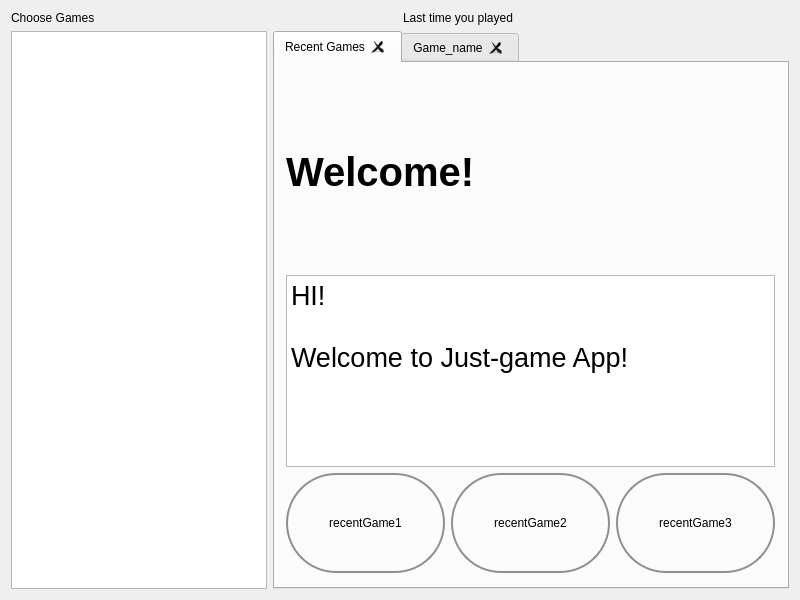
The window that Just-Game-app/widget.ui (rinha7/Just-Game-app) describes before a commit, drawn with Qt 5.
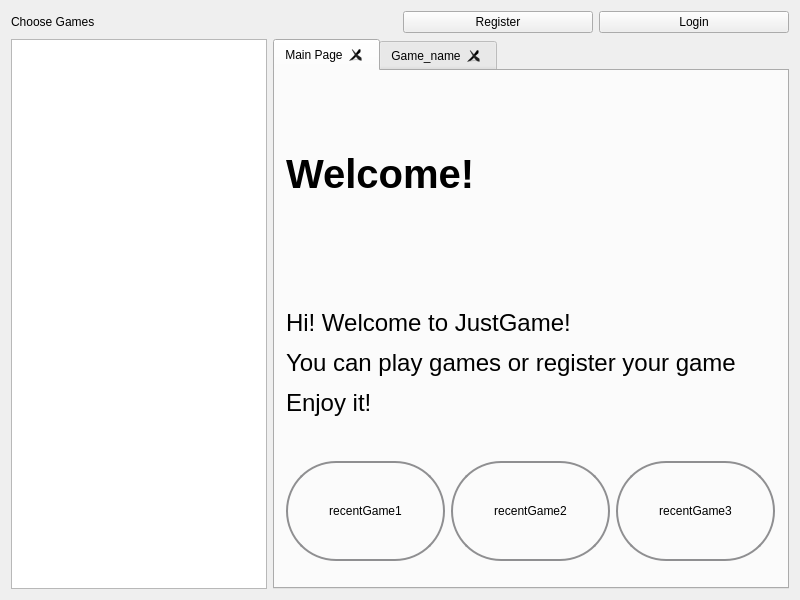
The same window after the commit.

```diff
--- a/Just-Game-app/widget.ui
+++ b/Just-Game-app/widget.ui
@@ -30,17 +30,22 @@
       </widget>
      </item>
      <item>
-      <widget class="QLabel" name="label">
-       <property name="sizePolicy">
-        <sizepolicy hsizetype="Minimum" vsizetype="Minimum">
-         <horstretch>0</horstretch>
-         <verstretch>0</verstretch>
-        </sizepolicy>
-       </property>
-       <property name="text">
-        <string>Last time you played</string>
-       </property>
-      </widget>
+      <layout class="QHBoxLayout" name="horizontalLayout_4">
+       <item>
+        <widget class="QPushButton" name="registerbtn">
+         <property name="text">
+          <string>Register</string>
+         </property>
+        </widget>
+       </item>
+       <item>
+        <widget class="QPushButton" name="loginbtn">
+         <property name="text">
+          <string>Login</string>
+         </property>
+        </widget>
+       </item>
+      </layout>
      </item>
     </layout>
    </item>
@@ -75,7 +80,7 @@
        </property>
        <widget class="QWidget" name="tab">
         <attribute name="title">
-         <string>Recent Games</string>
+         <string>Main Page</string>
         </attribute>
         <widget class="QWidget" name="verticalLayoutWidget">
          <property name="geometry">
@@ -102,35 +107,24 @@
            </widget>
           </item>
           <item>
-           <widget class="QTextBrowser" name="textBrowser">
-            <property name="enabled">
-             <bool>true</bool>
+           <widget class="QLabel" name="introduce">
+            <property name="font">
+             <font>
+              <pointsize>30</pointsize>
+              <weight>75</weight>
+              <bold>true</bold>
+             </font>
             </property>
-            <property name="sizePolicy">
-             <sizepolicy hsizetype="Expanding" vsizetype="Maximum">
-              <horstretch>0</horstretch>
-              <verstretch>0</verstretch>
-             </sizepolicy>
-            </property>
-            <property name="autoFillBackground">
-             <bool>false</bool>
-            </property>
-            <property name="styleSheet">
-             <string notr="true"/>
-            </property>
-            <property name="html">
-             <string>&lt;!DOCTYPE HTML PUBLIC &quot;-//W3C//DTD HTML 4.0//EN&quot; &quot;http://www.w3.org/TR/REC-html40/strict.dtd&quot;&gt;
-&lt;html&gt;&lt;head&gt;&lt;meta name=&quot;qrichtext&quot; content=&quot;1&quot; /&gt;&lt;style type=&quot;text/css&quot;&gt;
-p, li { white-space: pre-wrap; }
-&lt;/style&gt;&lt;/head&gt;&lt;body style=&quot; font-family:'Noto Sans'; font-size:9pt; font-weight:400; font-style:normal;&quot;&gt;
-&lt;p style=&quot; margin-top:0px; margin-bottom:0px; margin-left:0px; margin-right:0px; -qt-block-indent:0; text-indent:0px;&quot;&gt;&lt;span style=&quot; font-size:20pt;&quot;&gt;HI!&lt;/span&gt;&lt;/p&gt;
-&lt;p style=&quot;-qt-paragraph-type:empty; margin-top:0px; margin-bottom:0px; margin-left:0px; margin-right:0px; -qt-block-indent:0; text-indent:0px; font-size:20pt;&quot;&gt;&lt;br /&gt;&lt;/p&gt;
-&lt;p style=&quot; margin-top:0px; margin-bottom:0px; margin-left:0px; margin-right:0px; -qt-block-indent:0; text-indent:0px;&quot;&gt;&lt;span style=&quot; font-size:20pt;&quot;&gt;Welcome to Just-game App!&lt;/span&gt;&lt;/p&gt;&lt;/body&gt;&lt;/html&gt;</string>
+            <property name="text">
+             <string>&lt;html&gt;&lt;head/&gt;&lt;body&gt;&lt;p&gt;&lt;span style=&quot; font-size:18pt; font-weight:400;&quot;&gt;Hi! Welcome to JustGame!&lt;/span&gt;&lt;/p&gt;&lt;p&gt;&lt;span style=&quot; font-size:18pt; font-weight:400;&quot;&gt;You can play games or register your game&lt;/span&gt;&lt;/p&gt;&lt;p&gt;&lt;span style=&quot; font-size:18pt; font-weight:400;&quot;&gt;Enjoy it!&lt;/span&gt;&lt;/p&gt;&lt;/body&gt;&lt;/html&gt;</string>
             </property>
            </widget>
           </item>
           <item>
            <layout class="QHBoxLayout" name="horizontalLayout_2">
+            <property name="bottomMargin">
+             <number>20</number>
+            </property>
             <item>
              <widget class="QPushButton" name="recentGame1">
               <property name="sizePolicy">
@@ -174,6 +168,12 @@
             </item>
             <item>
              <widget class="QPushButton" name="recentGame2">
+              <property name="sizePolicy">
+               <sizepolicy hsizetype="Minimum" vsizetype="Fixed">
+                <horstretch>0</horstretch>
+                <verstretch>0</verstretch>
+               </sizepolicy>
+              </property>
               <property name="minimumSize">
                <size>
                 <width>84</width>
@@ -209,6 +209,12 @@
             </item>
             <item>
              <widget class="QPushButton" name="recentGame3">
+              <property name="sizePolicy">
+               <sizepolicy hsizetype="Minimum" vsizetype="Fixed">
+                <horstretch>0</horstretch>
+                <verstretch>0</verstretch>
+               </sizepolicy>
+              </property>
               <property name="minimumSize">
                <size>
                 <width>84</width>
```
Left out of the diff: 4 changed lines with no effect on the pictures.
